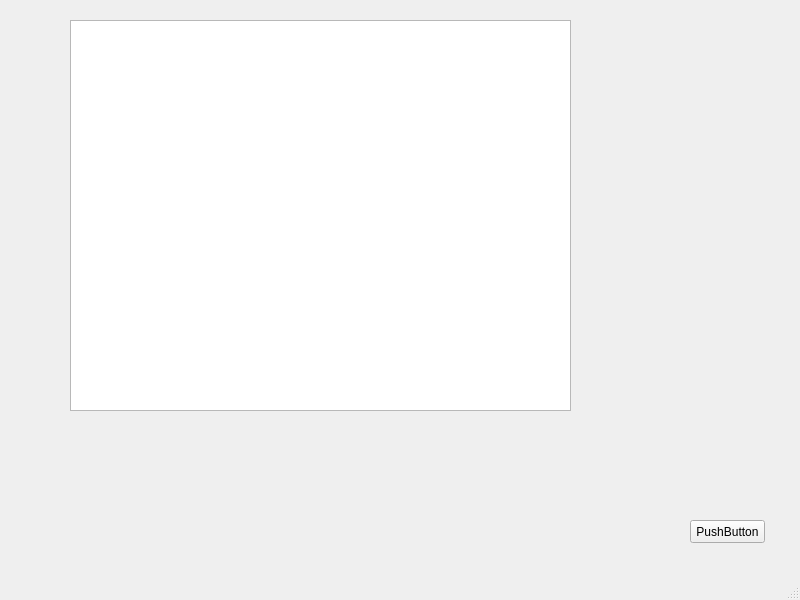
This is Test1/mainwindow.ui in iVanyaVas/QT as Qt 5 draws it before an edit. The edited form follows.
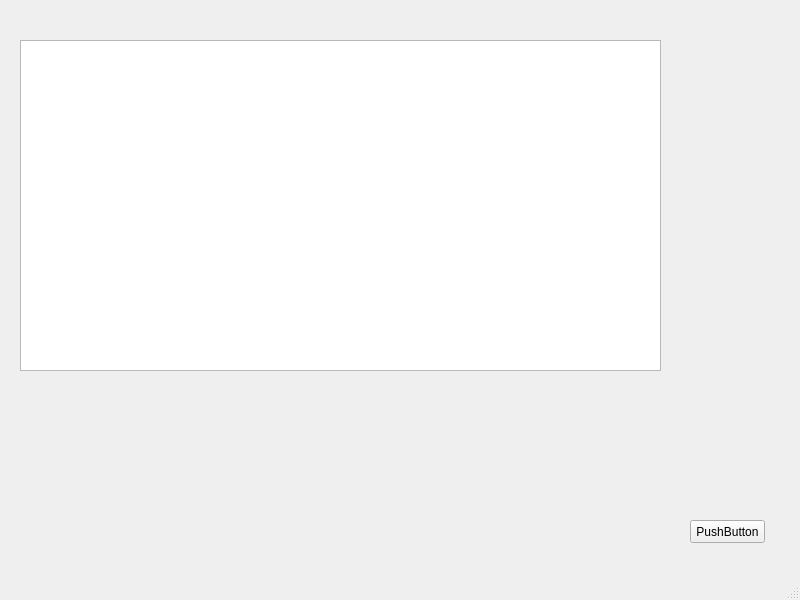
This is the edited form.

Patch:
```diff
--- a/Test1/mainwindow.ui
+++ b/Test1/mainwindow.ui
@@ -14,16 +14,6 @@
    <string>MainWindow</string>
   </property>
   <widget class="QWidget" name="centralwidget">
-   <widget class="QTableView" name="tableView">
-    <property name="geometry">
-     <rect>
-      <x>70</x>
-      <y>20</y>
-      <width>501</width>
-      <height>391</height>
-     </rect>
-    </property>
-   </widget>
    <widget class="QPushButton" name="pushButton">
     <property name="geometry">
      <rect>
@@ -37,6 +27,16 @@
      <string>PushButton</string>
     </property>
    </widget>
+   <widget class="QTableWidget" name="tableWidget">
+    <property name="geometry">
+     <rect>
+      <x>20</x>
+      <y>40</y>
+      <width>641</width>
+      <height>331</height>
+     </rect>
+    </property>
+   </widget>
   </widget>
   <widget class="QMenuBar" name="menubar">
    <property name="geometry">
```
